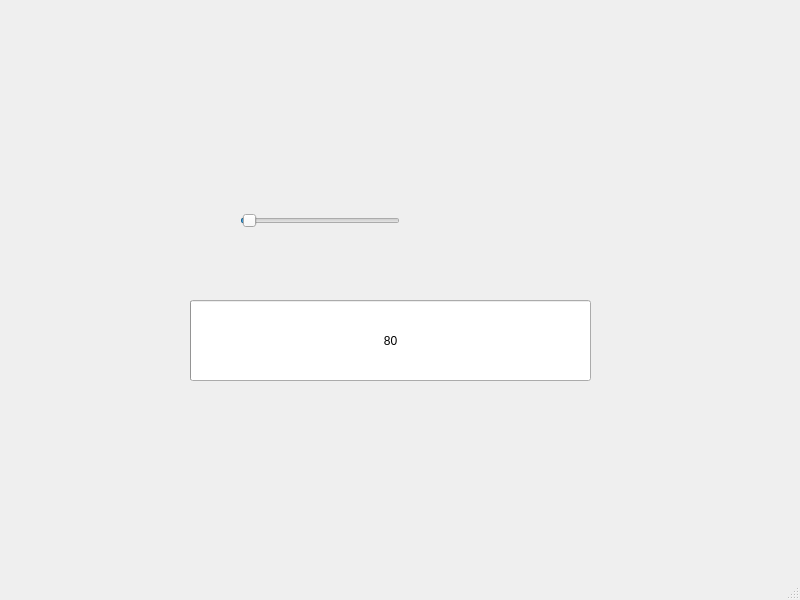
Qt form mainwindow.ui (dcontt00/ac-practica2) before a commit.
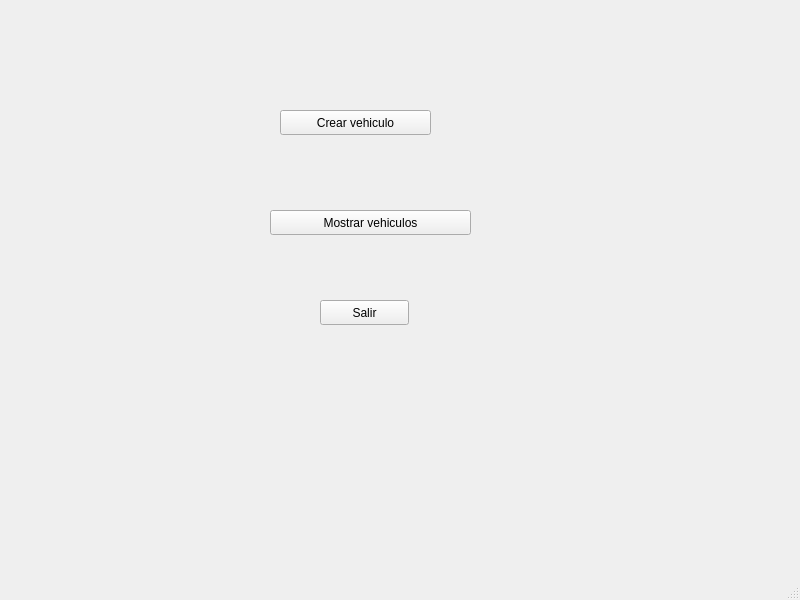
The same form after that commit.

The edit to the form file:
```diff
--- a/mainwindow.ui
+++ b/mainwindow.ui
@@ -14,54 +14,43 @@
    <string>MainWindow</string>
   </property>
   <widget class="QWidget" name="centralwidget">
-   <widget class="QProgressBar" name="progressBar">
+   <widget class="QPushButton" name="pushButton">
     <property name="geometry">
      <rect>
-      <x>190</x>
-      <y>300</y>
-      <width>401</width>
-      <height>81</height>
+      <x>280</x>
+      <y>110</y>
+      <width>151</width>
+      <height>25</height>
      </rect>
     </property>
-    <property name="contextMenuPolicy">
-     <enum>Qt::CustomContextMenu</enum>
-    </property>
-    <property name="minimum">
-     <number>80</number>
-    </property>
-    <property name="maximum">
-     <number>450</number>
-    </property>
-    <property name="value">
-     <number>80</number>
-    </property>
-    <property name="format">
-     <string>%v</string>
+    <property name="text">
+     <string>Crear vehiculo</string>
     </property>
    </widget>
-   <widget class="QSlider" name="horizontalSlider">
+   <widget class="QPushButton" name="pushButton_2">
     <property name="geometry">
      <rect>
-      <x>240</x>
+      <x>270</x>
       <y>210</y>
-      <width>160</width>
-      <height>22</height>
+      <width>201</width>
+      <height>25</height>
      </rect>
     </property>
-    <property name="minimum">
-     <number>80</number>
+    <property name="text">
+     <string>Mostrar vehiculos</string>
     </property>
-    <property name="maximum">
-     <number>450</number>
+   </widget>
+   <widget class="QPushButton" name="pushButton_3">
+    <property name="geometry">
+     <rect>
+      <x>320</x>
+      <y>300</y>
+      <width>89</width>
+      <height>25</height>
+     </rect>
     </property>
-    <property name="value">
-     <number>85</number>
-    </property>
-    <property name="sliderPosition">
-     <number>85</number>
-    </property>
-    <property name="orientation">
-     <enum>Qt::Horizontal</enum>
+    <property name="text">
+     <string>Salir</string>
     </property>
    </widget>
   </widget>
```
Left out of the diff: 21 changed lines with no effect on the pictures.
